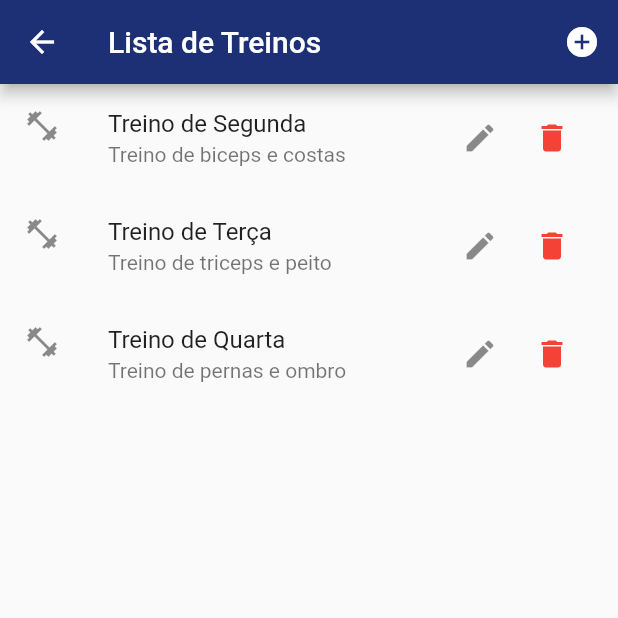
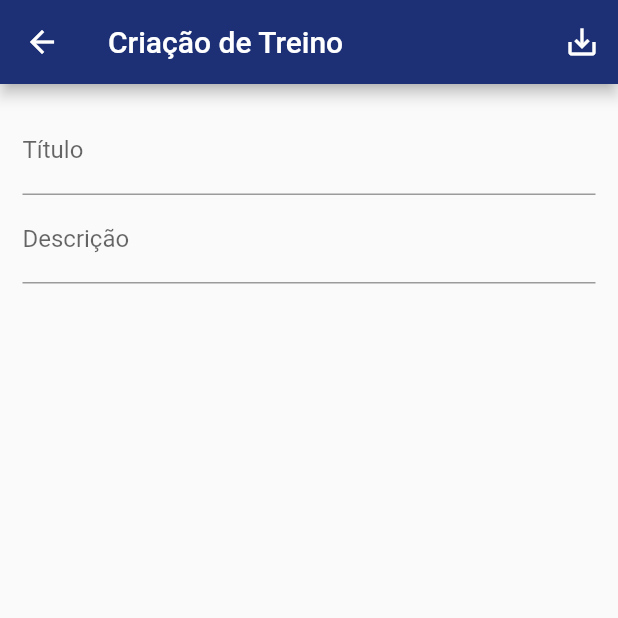
Before and after one commit to UnBArqDsw/2020.1_G9_WoCo_Frontend, a Flutter app: the WorkoutList screen opened by its route, after a tap on the "add circle" icon, on a phone screen of 412 x 824 dp, the top half of it. Run offline on Flutter 3.47's test engine with Material 2 defaults, Android fonts, the phone set to English and light mode, and no system bars; our stand-ins replace bloc, equatable, flutter_bloc; network calls fail.

Commit message:
Add workout save

```diff
--- a/lib/main.dart
+++ b/lib/main.dart
@@ -1,5 +1,6 @@
 import 'package:WoCo/provider/workout_provider.dart';
 import 'package:WoCo/routes/app_routes.dart';
+import 'package:WoCo/screens/workout_form.dart';
 import 'package:WoCo/screens/workout_list.dart';
 import 'package:flutter/material.dart';
 
@@ -36,7 +37,8 @@ class MyApp extends StatelessWidget {
                 ],
                 child: Todo(),
               ),
-          AppRoutes.WORKOUT_LIST: (_) => WorkoutList()
+          AppRoutes.WORKOUT_LIST: (_) => WorkoutList(),
+          AppRoutes.WORKOUT_FORM: (_) => WorkoutForm()
         },
       ),
     );
--- a/lib/routes/app_routes.dart
+++ b/lib/routes/app_routes.dart
@@ -1,4 +1,5 @@
 class AppRoutes {
   static const HOME = '/';
   static const WORKOUT_LIST = '/workout-list';
+  static const WORKOUT_FORM = '/workout-form';
 }
--- /dev/null
+++ b/lib/screens/workout_form.dart
@@ -0,0 +1,62 @@
+import 'package:WoCo/models/workout.dart';
+import 'package:WoCo/provider/workout_provider.dart';
+import 'package:flutter/material.dart';
+import 'package:provider/provider.dart';
+
+class WorkoutForm extends StatelessWidget {
+  final _form = GlobalKey<FormState>();
+  final Map<String, String> _formData = {};
+
+  @override
+  Widget build(BuildContext context) {
+    return Scaffold(
+      appBar: AppBar(
+        title: Text('Criação de Treino'),
+        actions: <Widget>[
+          IconButton(
+            icon: Icon(Icons.save_alt),
+            onPressed: () {
+              final isValid = _form.currentState.validate();
+
+              if (isValid) {
+                _form.currentState.save();
+                Provider.of<WorkoutProvider>(context, listen: false).put(
+                  Workout(
+                    id: _formData['id'],
+                    title: _formData['title'],
+                    description: _formData['description'],
+                  ),
+                );
+                Navigator.of(context).pop();
+              }
+            },
+          ),
+        ],
+      ),
+      body: Padding(
+        padding: EdgeInsets.all(15),
+        child: Form(
+          key: _form,
+          child: Column(
+            children: <Widget>[
+              TextFormField(
+                decoration: InputDecoration(labelText: 'Título'),
+                validator: (value) {
+                  if (value == null || value.trim().isEmpty) {
+                    return 'Digite um título';
+                  }
+                  return null;
+                },
+                onSaved: (value) => _formData['title'] = value,
+              ),
+              TextFormField(
+                decoration: InputDecoration(labelText: 'Descrição'),
+                onSaved: (value) => _formData['description'] = value,
+              ),
+            ],
+          ),
+        ),
+      ),
+    );
+  }
+}
--- a/lib/screens/workout_list.dart
+++ b/lib/screens/workout_list.dart
@@ -1,4 +1,5 @@
 import 'package:WoCo/models/workout.dart';
+import 'package:WoCo/routes/app_routes.dart';
 import 'package:flutter/material.dart';
 import 'package:WoCo/widgets/workout_tile.dart';
 import 'package:WoCo/provider/workout_provider.dart';
@@ -13,7 +14,9 @@ class WorkoutList extends StatelessWidget {
         appBar: AppBar(title: Text('Lista de Treinos'), actions: <Widget>[
           IconButton(
             icon: Icon(Icons.add_circle),
-            onPressed: () {},
+            onPressed: () {
+              Navigator.of(context).pushNamed(AppRoutes.WORKOUT_FORM);
+            },
           ),
         ]),
         body: ListView.builder(
```
